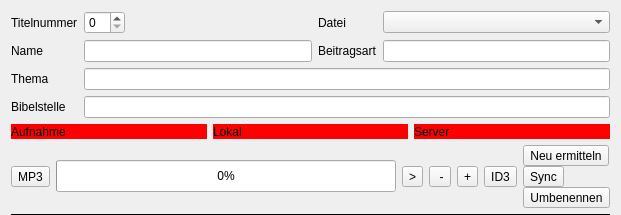
Above: Einzelbeitrag.ui from audioprog/AudioDatabaseForUsbAutoCopyMaster before the change. Below: the same form after it.
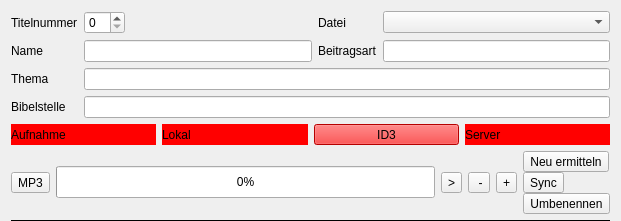
That is the form after the change. Icons and pictures are not drawn. Custom widgets are drawn as their Qt base class.

Diff of the .ui file:
```diff
--- a/Einzelbeitrag.ui
+++ b/Einzelbeitrag.ui
@@ -133,6 +133,25 @@
        </property>
       </widget>
      </item>
+     <item>
+      <widget class="QToolButton" name="toolButtonSetId3Tag">
+       <property name="sizePolicy">
+        <sizepolicy hsizetype="Preferred" vsizetype="Preferred">
+         <horstretch>0</horstretch>
+         <verstretch>0</verstretch>
+        </sizepolicy>
+       </property>
+       <property name="autoFillBackground">
+        <bool>true</bool>
+       </property>
+       <property name="styleSheet">
+        <string notr="true">background: red;</string>
+       </property>
+       <property name="text">
+        <string>ID3</string>
+       </property>
+      </widget>
+     </item>
      <item>
       <widget class="QLabel" name="labelServer">
        <property name="maximumSize">
@@ -234,13 +253,6 @@
        </property>
       </widget>
      </item>
-     <item>
-      <widget class="QToolButton" name="toolButtonSetId3Tag">
-       <property name="text">
-        <string>ID3</string>
-       </property>
-      </widget>
-     </item>
      <item>
       <layout class="QVBoxLayout" name="verticalLayout_2">
        <property name="spacing">
```
